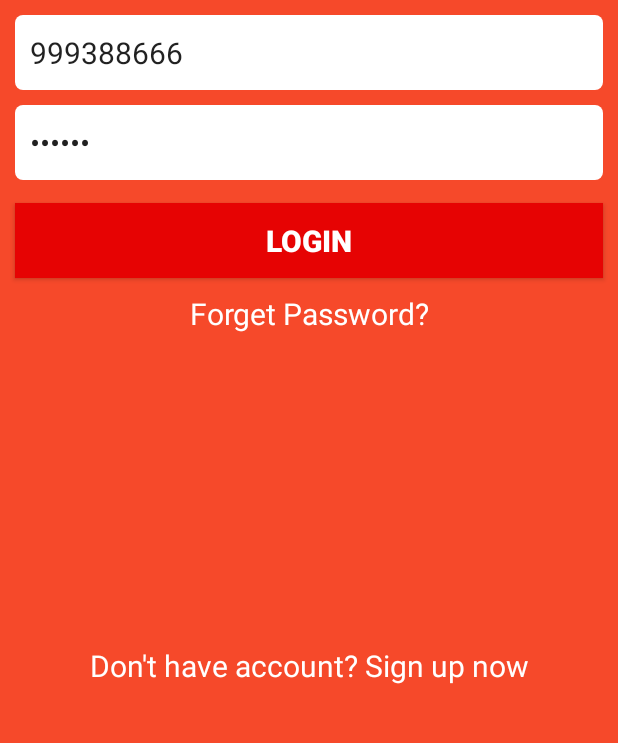
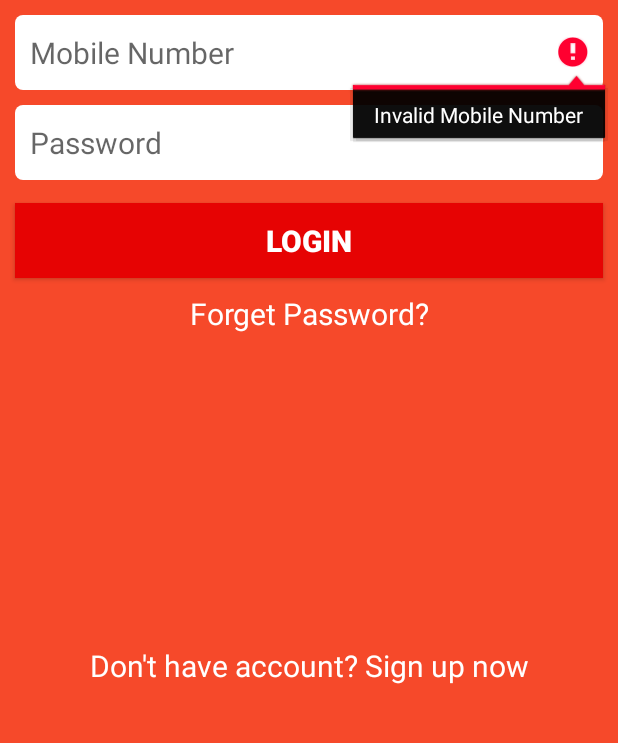
Before and after one commit to KameshRazer/FoodRunner, an Android app: the screen it shows after launch (LoginActivity), after a tap on "LOGIN", on a phone screen of 412 x 824 dp, the part 255-998 px from its top. Run offline under Robolectric (Android 15) with nearby library versions, the phone set to English and light mode, and no system bars; 4 statements that could not run were skipped.

Commit message:
login finished

```diff
--- a/app/src/main/java/com/example/foodrunner/LoginActivity.kt
+++ b/app/src/main/java/com/example/foodrunner/LoginActivity.kt
@@ -8,6 +8,7 @@ import android.text.TextUtils
 import android.widget.Button
 import android.widget.EditText
 import android.widget.TextView
+import android.widget.Toast
 import okhttp3.MediaType
 import okhttp3.MultipartBody
 import okhttp3.RequestBody
@@ -51,16 +52,40 @@ class LoginActivity : AppCompatActivity() {
             else {
                 val actualData = JSONObject()
                 val json = MediaType.parse("application/json;charset*utf-8")
-                actualData.put("mobile_number",mobileNo.text.toString())
-                actualData.put("password",password.text.toString())
+                actualData.put("mobile_number",mobileNo.text)
+                actualData.put("password",password.text)
 
                 val reqBody = RequestBody.create(json,actualData.toString())
-                val res = MyMessenger().sendRequest(url,reqBody)
-                println("LoginActivity : $res")
-                logInfo.edit().putBoolean("logStatus", false).apply()
-                logInfo.edit().putString("mobileNo", mobileNo.text.toString()).apply()
-                logInfo.edit().putString("password", password.text.toString()).apply()
-//                startActivity(Intent(this@LoginActivity,HomeActivity::class.java))
+                var response = JSONObject(MyMessenger().sendRequest(url,reqBody))
+
+                response = JSONObject(response.get("data").toString())
+                val isSuccess = (response.get("success").toString() == "true")
+
+                println("Success : $isSuccess")
+                println("Data : ${response}")
+                if(isSuccess){
+                    val result = JSONObject(response.get("data").toString())
+                    logInfo.edit().putBoolean("logStatus", false).apply()
+                    logInfo.edit().putString("userId",result.getString("user_id")).apply()
+                    logInfo.edit().putString("name",result.getString("name")).apply()
+                    logInfo.edit().putString("emailAdd",result.getString("email")).apply()
+                    logInfo.edit().putString("deliveryAdd",result.getString("address")).apply()
+                    logInfo.edit().putString("mobileNo", result.getString("mobile_number")).apply()
+                    startActivity(Intent(this@LoginActivity,HomeActivity::class.java))
+                }else{
+                    val isError = (response.getString("errorMessage") == "Incorrect password")
+                    if(isError){
+                        password.setText("")
+                        password.error = "Incorrect password"
+//                        Toast.makeText(applicationContext,"Incorrect Password",Toast.LENGTH_LONG).show()
+                    }else{
+                        mobileNo.setText("")
+                        password.setText("")
+                        mobileNo.error = "Invalid Mobile Number"
+//                        Toast.makeText(applicationContext,"Invalid Mobile Number",Toast.LENGTH_LONG).show()
+                    }
+                }
+
             }
         }
 
--- a/app/src/main/java/com/example/foodrunner/MyMessenger.kt
+++ b/app/src/main/java/com/example/foodrunner/MyMessenger.kt
@@ -15,7 +15,6 @@ class MyMessenger {
         var finalResponse ="Error"
 
         try{
-
             val request = Request.Builder()
                 .url(url)
                 .headers(headers)
--- a/app/src/main/java/com/example/foodrunner/ui/home/HomeFragment.kt
+++ b/app/src/main/java/com/example/foodrunner/ui/home/HomeFragment.kt
@@ -81,7 +81,7 @@ class HomeFragment : Fragment() {
                 @SuppressLint("WrongConstant")
                 override fun onResponse(call: Call, response: okhttp3.Response) {
                     val str_response = response.body()!!.string()
-                    println(str_response)
+//                    println(str_response)
                     val json_data: JSONObject = JSONObject(str_response)
                     val json_final : JSONObject = JSONObject(json_data.get("data").toString())
                     val json_array: JSONArray = json_final.getJSONArray("data")
--- a/app/src/main/java/com/example/foodrunner/ui/myProfile/MyProfileFragment.kt
+++ b/app/src/main/java/com/example/foodrunner/ui/myProfile/MyProfileFragment.kt
@@ -26,7 +26,7 @@ class MyProfileFragment : Fragment(){
         val emailAdd = root.findViewById<EditText>(R.id.myProfile_emailAdd)
         val deliveryAdd = root.findViewById<EditText>(R.id.myProfile_deliveryAdd)
         name.setText(logInfo.getString("name","Error"))
-        mobile.setText(logInfo.getString("mobile","Error"))
+        mobile.setText(logInfo.getString("mobileNo","Error"))
         emailAdd.setText(logInfo.getString("emailAdd","Error"))
         deliveryAdd.setText(logInfo.getString("deliveryAdd","Error"))
         return root
--- a/app/src/main/res/layout/activity_login.xml
+++ b/app/src/main/res/layout/activity_login.xml
@@ -20,7 +20,7 @@
         android:layout_width="match_parent"
         android:layout_height="50dp"
         android:hint="Mobile Number"
-        android:text="999388666"
+        android:text="9993886666"
         android:inputType="number"
         android:textSize="20sp"
         android:background="@drawable/rounded_corners"
```
